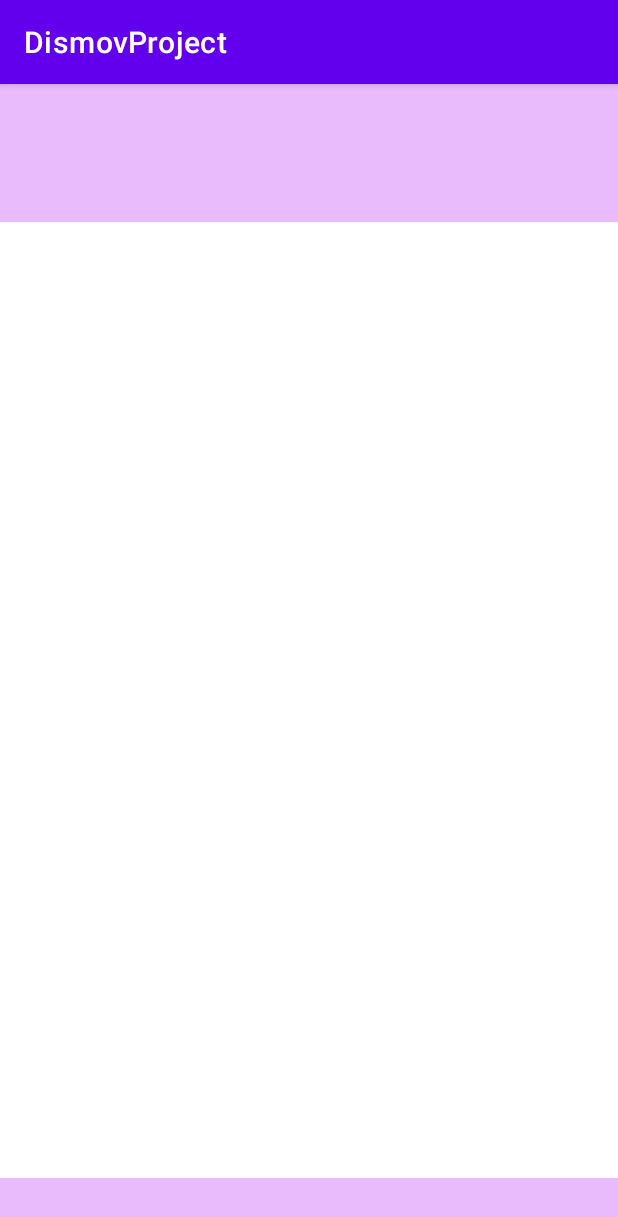
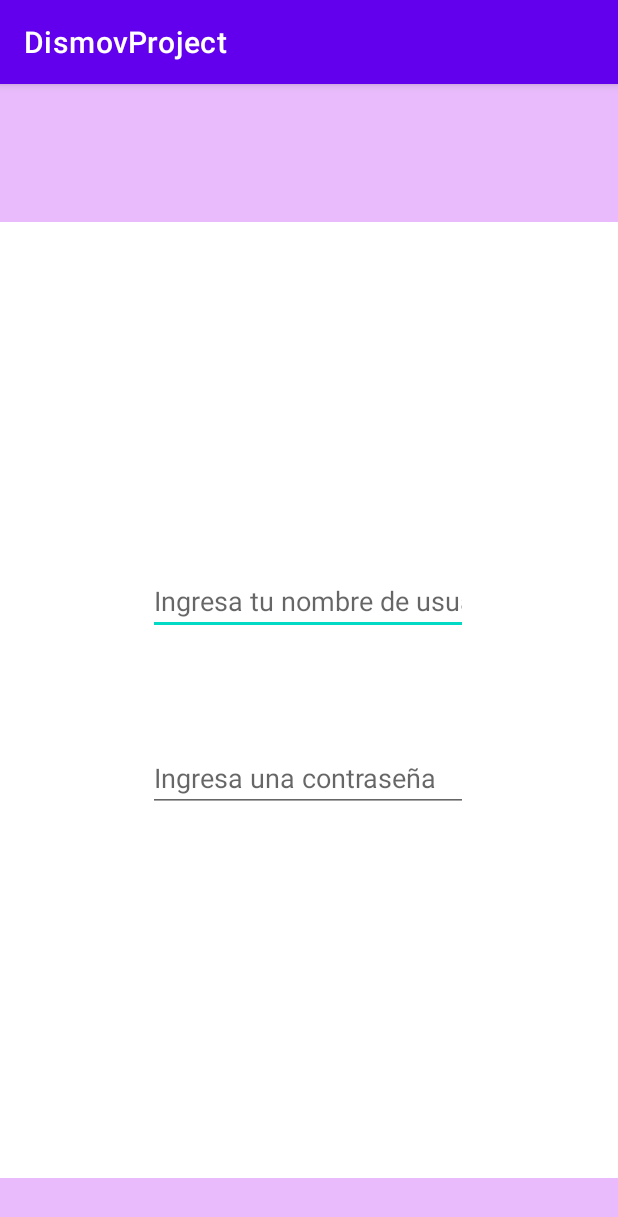
Before and after one commit to fedoTR/DismovProject, an Android app: the MainActivity screen opened directly, with no data from a screen before it, on a phone screen of 412 x 824 dp. Shown: the top 1217 px of the screen. Run offline under Robolectric (Android 15) with nearby library versions, the phone set to English and light mode, and no system bars.

Commit message:
This is the main activity and the respective layout

```diff
--- a/app/src/main/res/layout/activity_main.xml
+++ b/app/src/main/res/layout/activity_main.xml
@@ -52,4 +52,36 @@
         app:layout_constraintVertical_bias="0.0"
         tools:srcCompat="@tools:sample/avatars" />
 
+    <EditText
+        android:id="@+id/UserNameSpace"
+        android:layout_width="wrap_content"
+        android:layout_height="wrap_content"
+        android:layout_marginTop="56dp"
+        android:ems="10"
+        android:inputType="textPersonName"
+        android:hint="@string/UsernameInstruction"
+        app:layout_constraintBottom_toTopOf="@+id/PasswordSpace"
+        app:layout_constraintEnd_toEndOf="parent"
+        app:layout_constraintHorizontal_bias="0.497"
+        app:layout_constraintStart_toStartOf="parent"
+        app:layout_constraintTop_toBottomOf="@+id/UserAvatar"
+        app:layout_constraintVertical_bias="0.361"
+        android:importantForAutofill="no" />
+
+    <EditText
+        android:id="@+id/PasswordSpace"
+        android:layout_width="wrap_content"
+        android:layout_height="wrap_content"
+        android:layout_marginTop="20dp"
+        android:layout_marginBottom="192dp"
+        android:ems="10"
+        android:inputType="textPassword"
+        android:hint="@string/PasswordInstruction"
+        app:layout_constraintBottom_toTopOf="@+id/constraintLayout2"
+        app:layout_constraintEnd_toEndOf="parent"
+        app:layout_constraintHorizontal_bias="0.497"
+        app:layout_constraintStart_toStartOf="parent"
+        app:layout_constraintTop_toBottomOf="@+id/UserNameSpace"
+        android:importantForAutofill="no" />
+
 </androidx.constraintlayout.widget.ConstraintLayout>
```
